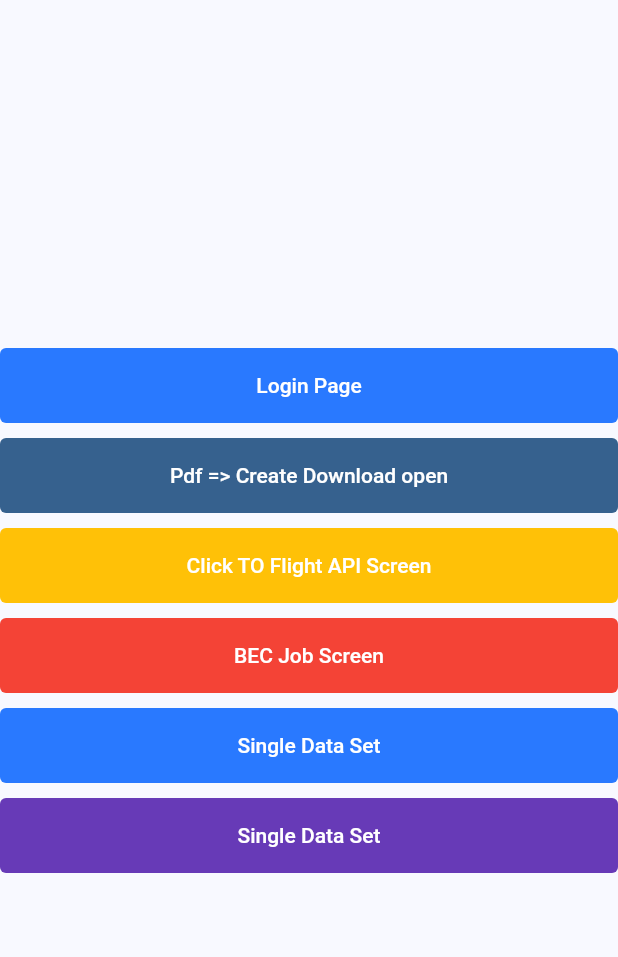
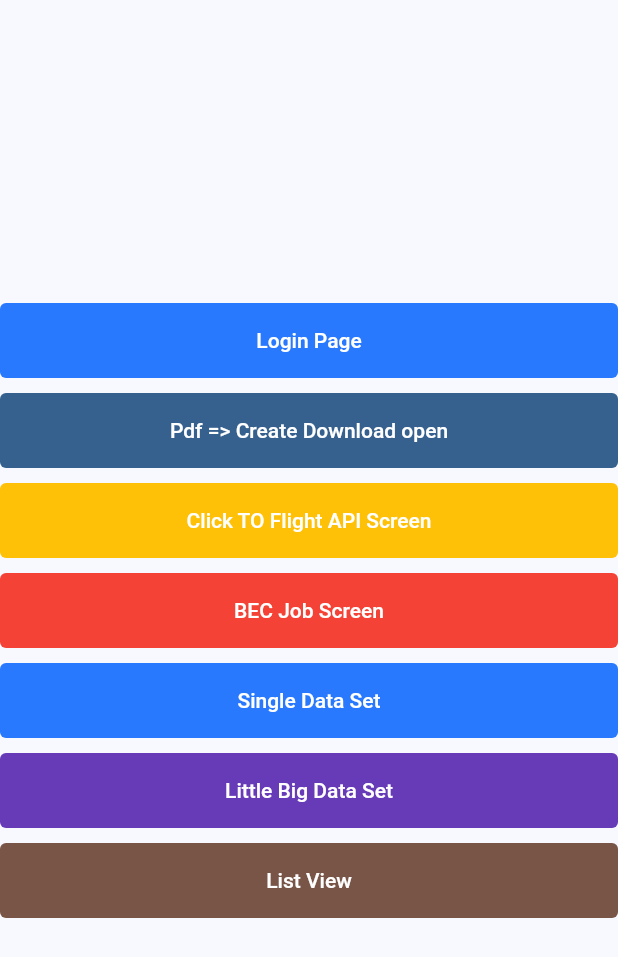
Before and after one commit to MYOUSUFFS/MyFeatureApp, a Flutter app: the MyFeature screen opened directly, on a phone screen of 412 x 824 dp. Shown: the top 957 px of the screen. Run offline on Flutter 3.47's test engine with Material 2 defaults, Android fonts, the phone set to English and light mode, and no system bars; our stand-ins replace hexcolor, open_file; missing offline and left inert: syncfusion_flutter_pdf.

Commit message:
try to merge

```diff
--- a/lib/screens/master.dart/my_feature.dart
+++ b/lib/screens/master.dart/my_feature.dart
@@ -2,6 +2,7 @@
 
 import 'package:flutter/material.dart';
 import 'package:retry_build_api/screens/bec_api.dart';
+import 'package:retry_build_api/screens/list_view.dart';
 import 'package:retry_build_api/screens/little_big_single_api.dart';
 import 'package:retry_build_api/screens/pdf_downloaded.dart';
 import 'package:retry_build_api/screens/single_api_handle.dart';
@@ -134,7 +135,26 @@ class _MyFeatureState extends State<MyFeature> {
                   );
                 },
                 child: const Text(
-                  'Single Data Set',
+                  'Little Big Data Set',
+                ),
+              ),
+              heightShotCut(10),
+              TextButton(
+                style: TextButton.styleFrom(
+                  // Foreground color
+                  foregroundColor: Theme.of(context).colorScheme.onPrimary,
+                  backgroundColor: Colors.brown,
+                  minimumSize: Size.fromHeight(50),
+                ).copyWith(elevation: ButtonStyleButton.allOrNull(0.0)),
+                onPressed: () {
+                  Navigator.of(context).push(
+                    MaterialPageRoute(
+                      builder: (context) => const MyFirstList(),
+                    ),
+                  );
+                },
+                child: const Text(
+                  'List View',
                 ),
               ),
               heightShotCut(10),
```
Also changed, not shown: lib/screens/list_view.dart (added, +46 -0 lines).
